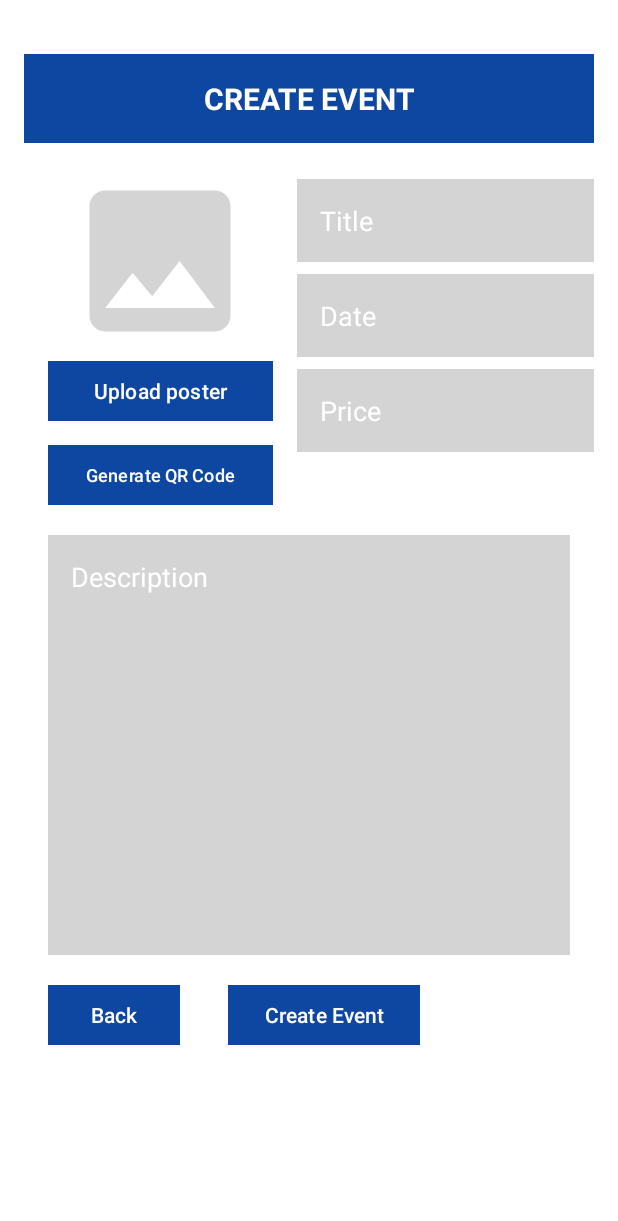
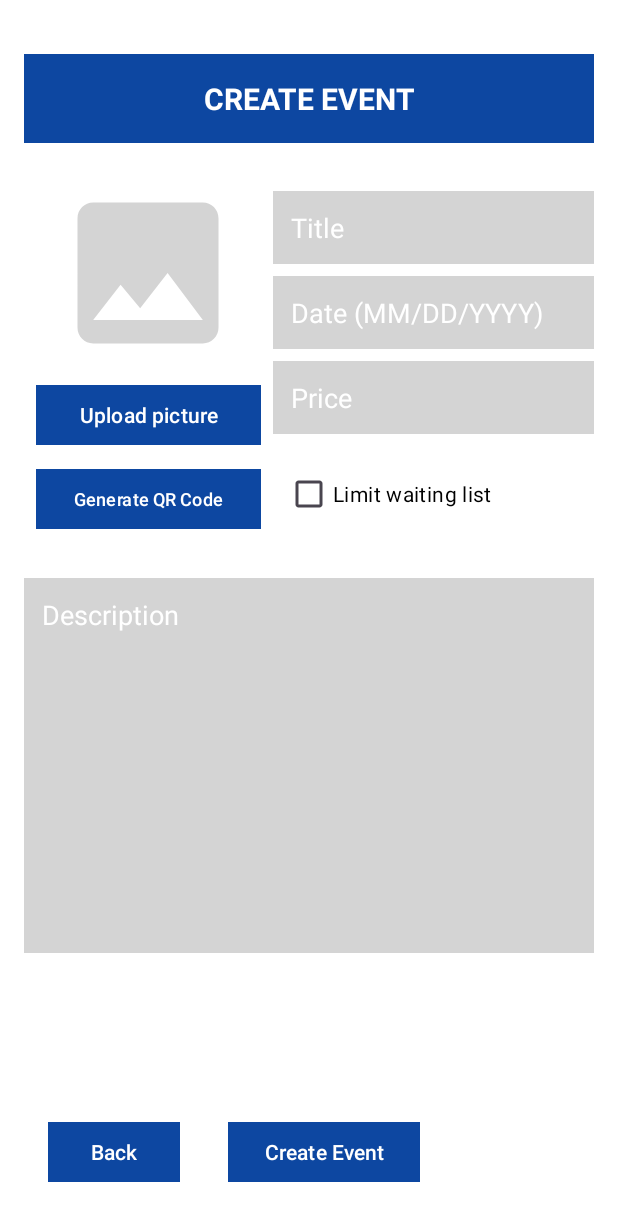
Before and after one commit to CMPUT301F24mikasa/Event-Lottery-App, an Android app: the CreateEventActivity screen opened directly, with no data from a screen before it, on a phone screen of 412 x 824 dp. Shown: the top 1221 px of the screen. Run offline under Robolectric (Android 15) with nearby library versions, the phone set to English and light mode, and no system bars; our stand-ins replace Firebase (no records; nobody signed in at launch, a user with empty details on screens opened directly); pictures from the network do not load.

Commit message:
Added event poster functionality and optional waiting list
Still need to do QR code

```diff
--- /dev/null
+++ b/CMPUT301F24mikasa/app/src/main/res/drawable/placeholder_qr.xml
@@ -0,0 +1,5 @@
+<vector xmlns:android="http://schemas.android.com/apk/res/android" android:height="24dp" android:tint="#000000" android:viewportHeight="24" android:viewportWidth="24" android:width="24dp">
+
+    <path android:fillColor="@android:color/white" android:pathData="M15,21h-2v-2h2V21zM13,14h-2v5h2V14zM21,12h-2v4h2V12zM19,10h-2v2h2V10zM7,12H5v2h2V12zM5,10H3v2h2V10zM12,5h2V3h-2V5zM4.5,4.5v3h3v-3H4.5zM9,9H3V3h6V9zM4.5,16.5v3h3v-3H4.5zM9,21H3v-6h6V21zM16.5,4.5v3h3v-3H16.5zM21,9h-6V3h6V9zM19,19v-3l-4,0v2h2v3h4v-2H19zM17,12l-4,0v2h4V12zM13,10H7v2h2v2h2v-2h2V10zM14,9V7h-2V5h-2v4L14,9zM6.75,5.25h-1.5v1.5h1.5V5.25zM6.75,17.25h-1.5v1.5h1.5V17.25zM18.75,5.25h-1.5v1.5h1.5V5.25z"/>
+
+</vector>
--- a/CMPUT301F24mikasa/app/src/main/res/layout/activity_organizer_create_event.xml
+++ b/CMPUT301F24mikasa/app/src/main/res/layout/activity_organizer_create_event.xml
@@ -1,7 +1,7 @@
 <RelativeLayout xmlns:android="http://schemas.android.com/apk/res/android"
+    xmlns:app="http://schemas.android.com/apk/res-auto"
     android:layout_width="match_parent"
     android:layout_height="match_parent"
-    xmlns:app="http://schemas.android.com/apk/res-auto"
     android:background="#FFFFFF"
     android:padding="16dp">
 
@@ -19,35 +19,37 @@
         android:textStyle="bold" />
 
     <LinearLayout
+        android:id="@+id/parentPanel"
         android:layout_width="match_parent"
         android:layout_height="wrap_content"
         android:orientation="horizontal"
-        android:id="@+id/parentPanel"
-        android:layout_below="@+id/headerTextView">
+        android:layout_below="@+id/headerTextView"
+        android:layout_marginTop="16dp">
 
         <LinearLayout
+            android:id="@+id/leftPanel"
             android:layout_width="wrap_content"
             android:layout_height="wrap_content"
             android:orientation="vertical"
-    android:id="@+id/leftPanel"
             android:layout_gravity="center_horizontal"
-    android:padding="16dp">
+            android:padding="8dp">
 
             <ImageView
                 android:id="@+id/imgEvent"
                 android:layout_width="125dp"
                 android:layout_height="125dp"
                 android:background="@drawable/baseline_photo_24"
-        android:layout_gravity="center_horizontal"/>
+                android:layout_gravity="center_horizontal" />
 
             <Button
+                android:id="@+id/btnUpload"
                 android:layout_width="150dp"
                 android:layout_height="48dp"
-        android:id="@+id/btnUpload"
-        android:text="Upload poster"
+                android:text="Upload picture"
                 android:backgroundTint="#0D47A1"
                 android:textColor="@color/white"
-        app:cornerRadius="0dp" />
+                app:cornerRadius="0dp"
+                android:layout_marginTop="8dp" />
 
             <Button
                 android:id="@+id/btnGenerateQRCode"
@@ -57,125 +59,124 @@
                 android:text="@string/generate_qr_code"
                 android:backgroundTint="#0D47A1"
                 android:textColor="@color/white"
-
                 android:layout_marginTop="8dp"
-        app:cornerRadius="0dp"/>
+                app:cornerRadius="0dp" />
         </LinearLayout>
 
+        <LinearLayout
+            android:id="@+id/topPanel"
+            android:layout_width="match_parent"
+            android:layout_height="wrap_content"
+            android:orientation="vertical"
+            android:paddingVertical="8dp">
+
+            <EditText
+                android:id="@+id/editTextTitle"
+                android:layout_width="match_parent"
+                android:layout_height="wrap_content"
+                android:inputType="text"
+                android:hint="Title"
+                android:textColorHint="@color/white"
+                android:background="#D4D4D4"
+                android:padding="12dp"
+                android:layout_marginTop="8dp"
+                android:textColor="@color/white" />
+
+            <EditText
+                android:id="@+id/editTextDate"
+                android:layout_width="match_parent"
+                android:layout_height="wrap_content"
+                android:inputType="date"
+                android:hint="Date (MM/DD/YYYY)"
+                android:textColorHint="@color/white"
+                android:background="#D4D4D4"
+                android:padding="12dp"
+                android:layout_marginTop="8dp"
+                android:textColor="@color/white" />
+
+            <EditText
+                android:id="@+id/editTextPrice"
+                android:layout_width="match_parent"
+                android:layout_height="wrap_content"
+                android:inputType="numberDecimal"
+                android:hint="Price"
+                android:textColorHint="@color/white"
+                android:background="#D4D4D4"
+                android:padding="12dp"
+                android:layout_marginTop="8dp"
+                android:textColor="@color/white" />
 
             <LinearLayout
                 android:layout_width="match_parent"
                 android:layout_height="wrap_content"
-        android:orientation="vertical"
-        android:id="@+id/topPanel"
-        android:paddingVertical="16dp">
+                android:orientation="horizontal"
+                android:padding="8dp"
+                android:layout_marginTop="8dp">
+
+                <CheckBox
+                    android:id="@+id/checkBoxLimitWaitingList"
+                    android:layout_width="wrap_content"
+                    android:layout_height="wrap_content"
+                    android:text="Limit waiting list"
+                    android:textColor="@android:color/black" />
 
                 <EditText
-            android:id="@+id/editTextTitle"
+                    android:id="@+id/editTextLimitWaitingList"
                     android:layout_width="wrap_content"
                     android:layout_height="wrap_content"
-            android:ems="10"
-            android:inputType="text"
-            android:hint="Title"
-            android:textColorHint="@color/white"
+                    android:hint="Max entrants"
+                    android:inputType="number"
+                    android:visibility="gone"
+                    android:layout_marginStart="8dp"
                     android:background="#D4D4D4"
-            android:paddingVertical="15dp"
-            android:layout_marginTop="8dp"
-            android:padding="15dp"
-            android:textColor="@color/white"
-
-
-            />
-
-        <EditText
-            android:id="@+id/editTextDate"
-            android:layout_width="wrap_content"
-            android:layout_height="wrap_content"
-            android:ems="10"
-            android:inputType="date"
-            android:hint="Date"
-            android:textColorHint="@color/white"
-            android:background="#D4D4D4"
-            android:paddingVertical="15dp"
-            android:layout_marginTop="8dp"
-            android:padding="15dp"
-            android:textColor="@color/white"
-
-            />
-
-        <EditText
-            android:id="@+id/editTextPrice"
-            android:layout_width="wrap_content"
-            android:layout_height="wrap_content"
-            android:ems="10"
-            android:inputType="number"
-            android:hint="Price"
-            android:textColorHint="@color/white"
-            android:background="#D4D4D4"
-            android:paddingVertical="15dp"
-            android:layout_marginTop="8dp"
-            android:padding="15dp"
-            android:textColor="@color/white"
-
-            />
+                    android:padding="8dp"
+                    android:textColor="@android:color/black" />
+            </LinearLayout>
 
         </LinearLayout>
     </LinearLayout>
 
-
-    <LinearLayout
-        android:layout_width="match_parent"
-        android:layout_height="match_parent"
-        android:layout_below="@+id/parentPanel"
-        android:orientation="vertical">
-
     <EditText
         android:id="@+id/editTextDesc"
         android:layout_width="match_parent"
-            android:layout_height="280dp"
-            android:layout_marginStart="16dp"
-            android:layout_marginEnd="16dp"
+        android:layout_height="250dp"
+        android:layout_below="@+id/parentPanel"
+        android:layout_marginTop="16dp"
         android:background="#D4D4D4"
         android:gravity="start|top"
         android:hint="Description"
         android:inputType="textMultiLine"
         android:textColorHint="@color/white"
-            android:padding="15dp"
-            android:textColor="@color/white"
-            />
+        android:padding="12dp"
+        android:textColor="@color/white" />
 
     <LinearLayout
+        android:id="@+id/bottomPanel"
         android:layout_width="match_parent"
         android:layout_height="wrap_content"
         android:orientation="horizontal"
-            android:id="@+id/bottomPanel">
+        android:layout_alignParentBottom="true"
+        android:layout_marginTop="16dp">
+
         <Button
             android:id="@+id/btn_back"
             android:layout_width="wrap_content"
             android:layout_height="wrap_content"
-                android:layout_alignParentBottom="true"
             android:layout_margin="16dp"
             android:text="@string/back"
             android:backgroundTint="#0D47A1"
             android:textColor="#FFFFFF"
-                app:cornerRadius="0dp"
-                />
+            app:cornerRadius="0dp" />
 
         <Button
             android:id="@+id/btnCreateEvent"
             android:layout_width="wrap_content"
             android:layout_height="wrap_content"
-                android:layout_alignParentBottom="true"
             android:layout_margin="16dp"
             android:text="Create Event"
             android:backgroundTint="#0D47A1"
             android:textColor="#FFFFFF"
-                app:cornerRadius="0dp"
-                />
-
-        </LinearLayout>
+            app:cornerRadius="0dp" />
     </LinearLayout>
 
-
-
 </RelativeLayout>
```
Also changed, not shown: CMPUT301F24mikasa/app/src/main/AndroidManifest.xml (+52 -25 lines), CMPUT301F24mikasa/app/src/main/java/com/example/cmput301f24mikasa/CreateEventActivity.java (+60 -4 lines), CMPUT301F24mikasa/app/src/main/java/com/example/cmput301f24mikasa/EventPosterActivity.java (added, +57 -0 lines), CMPUT301F24mikasa/app/src/main/res/layout/activity_event_poster.xml (added, +99 -0 lines), CMPUT301F24mikasa/app/src/main/res/values/strings.xml (line endings or trailing spaces), 75 other files. Lines whose indentation alone changed are shown as unchanged.
